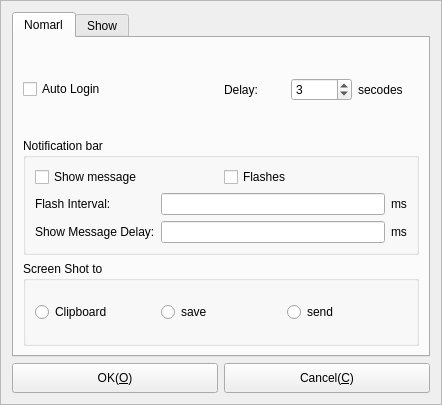
Before: the Qt Designer form Widgets/FrmOptions/FrmOptions.ui in KangLin/RabbitIm, drawn with Qt 5.
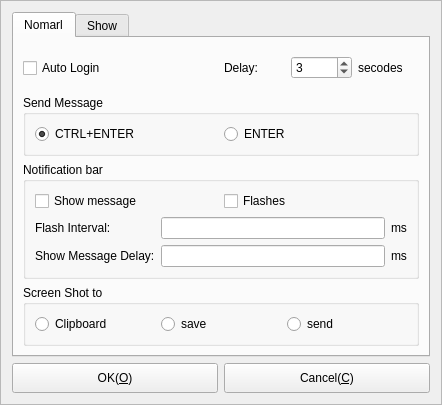
After: the same form once the commit is applied. The open tabs and pages were chosen to show the change. Icons and pictures are not drawn.

Commit message: 发送消息增加设置选项：enter发送或ctrl+enter发送

Patch:
```diff
--- a/Widgets/FrmOptions/FrmOptions.ui
+++ b/Widgets/FrmOptions/FrmOptions.ui
@@ -29,7 +29,7 @@
       <attribute name="title">
        <string>Nomarl</string>
       </attribute>
-      <layout class="QGridLayout" name="gridLayout_5">
+      <layout class="QGridLayout" name="gridLayout_8">
        <item row="0" column="0">
         <layout class="QHBoxLayout" name="horizontalLayout_10">
          <item>
@@ -52,6 +52,9 @@
              <property name="text">
               <string>Delay:</string>
              </property>
+             <property name="wordWrap">
+              <bool>true</bool>
+             </property>
             </widget>
            </item>
            <item>
@@ -72,6 +75,9 @@
              <property name="text">
               <string>secodes</string>
              </property>
+             <property name="wordWrap">
+              <bool>true</bool>
+             </property>
             </widget>
            </item>
           </layout>
@@ -79,6 +85,47 @@
         </layout>
        </item>
        <item row="1" column="0">
+        <widget class="QGroupBox" name="gBSendMessage">
+         <property name="title">
+          <string>Send Message</string>
+         </property>
+         <layout class="QGridLayout" name="gridLayout_5">
+          <item row="0" column="0">
+           <widget class="QRadioButton" name="rBtnCTRLENTER">
+            <property name="sizePolicy">
+             <sizepolicy hsizetype="Preferred" vsizetype="Fixed">
+              <horstretch>0</horstretch>
+              <verstretch>0</verstretch>
+             </sizepolicy>
+            </property>
+            <property name="text">
+             <string>CTRL+ENTER</string>
+            </property>
+            <property name="checked">
+             <bool>true</bool>
+            </property>
+           </widget>
+          </item>
+          <item row="0" column="1">
+           <widget class="QRadioButton" name="rbtnENTER">
+            <property name="sizePolicy">
+             <sizepolicy hsizetype="Preferred" vsizetype="Fixed">
+              <horstretch>0</horstretch>
+              <verstretch>0</verstretch>
+             </sizepolicy>
+            </property>
+            <property name="text">
+             <string>ENTER</string>
+            </property>
+            <property name="checked">
+             <bool>false</bool>
+            </property>
+           </widget>
+          </item>
+         </layout>
+        </widget>
+       </item>
+       <item row="2" column="0">
         <widget class="QGroupBox" name="groupBox">
          <property name="sizePolicy">
           <sizepolicy hsizetype="Preferred" vsizetype="Preferred">
@@ -145,6 +192,12 @@
               <property name="text">
                <string>Flash Interval: </string>
               </property>
+              <property name="scaledContents">
+               <bool>false</bool>
+              </property>
+              <property name="wordWrap">
+               <bool>true</bool>
+              </property>
              </widget>
             </item>
             <item>
@@ -162,6 +215,9 @@
               <property name="text">
                <string>ms</string>
               </property>
+              <property name="wordWrap">
+               <bool>true</bool>
+              </property>
              </widget>
             </item>
            </layout>
@@ -185,6 +241,9 @@
               <property name="text">
                <string>Show Message Delay:</string>
               </property>
+              <property name="wordWrap">
+               <bool>true</bool>
+              </property>
              </widget>
             </item>
             <item>
@@ -202,6 +261,9 @@
               <property name="text">
                <string>ms</string>
               </property>
+              <property name="wordWrap">
+               <bool>true</bool>
+              </property>
              </widget>
             </item>
            </layout>
@@ -209,7 +271,7 @@
          </layout>
         </widget>
        </item>
-       <item row="2" column="0">
+       <item row="3" column="0">
         <widget class="QGroupBox" name="groupBox_5">
          <property name="sizePolicy">
           <sizepolicy hsizetype="Preferred" vsizetype="Preferred">
```
Left out of the diff: 36 changed lines with no effect on the pictures. The commit also changes 14 other files.
